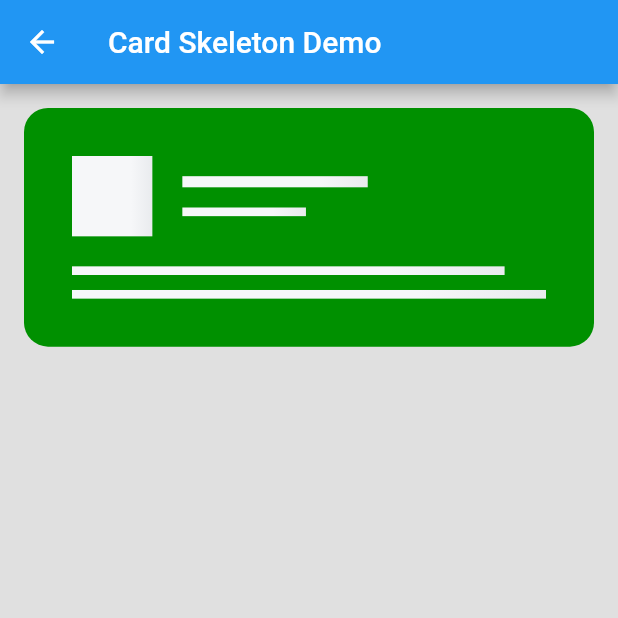
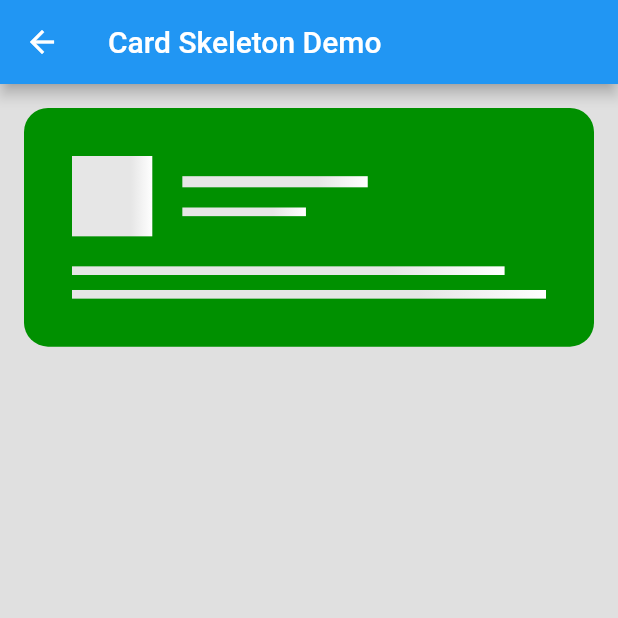
Before and after one commit to dylanwuzh/flutter_skeleton, a Flutter app: the CardSkeletonDemo screen opened directly, on a phone screen of 412 x 824 dp, the top half of it. Run offline on Flutter 3.47's test engine with Material 2 defaults, Android fonts, the phone set to English and light mode, and no system bars.

Commit message:
根据指定的颜色生成渐变色

```diff
--- a/example/lib/card_skeleton_demo.dart
+++ b/example/lib/card_skeleton_demo.dart
@@ -23,6 +23,7 @@ class _CardSkeletonDemoState extends State<CardSkeletonDemo> {
             borderRadius: BorderRadius.all(Radius.circular(16.0)),
             padding: EdgeInsets.all(32.0),
             bottomLinesCount: 2,
+            color: Color(0xffffffff),
             backgroundColor: Color(0xFF009000),
           ),
         ),
--- a/lib/src/skeleton_constant.dart
+++ b/lib/src/skeleton_constant.dart
@@ -1,6 +1,6 @@
 import 'package:flutter/material.dart';
 
-const List<Color> lightColors = [Color(0xfff6f7f9), Color(0xffe9ebee), Color(0xfff6f7f9)];
+const List<Color> lightColors = [Color(0xfff6f7f9), Color(0xffeaebed), Color(0xfff6f7f9)];
 const List<Color> darkColors = [Color(0xff616161), Color(0xff757575), Color(0xff616161)];
 
 const Color lightBackgroundColor = Color(0xffffffff);
--- a/lib/src/widget/list_tile_skeleton.dart
+++ b/lib/src/widget/list_tile_skeleton.dart
@@ -1,4 +1,6 @@
 import 'package:flutter/material.dart';
+
+import 'dart:math';
 
 import '../skeleton_constant.dart';
 import '../skeleton_style.dart';
@@ -82,8 +84,16 @@ class _ListTileSkeletonState extends State<ListTileSkeleton> with SingleTickerPr
   }
 
   _SkeletonDecoration _createSkeletonDecoration(bool isCircle) {
-    var colors = widget.style.theme != SkeletonTheme.Dark ? lightColors : darkColors;
-
+    List<Color> colors = [];
+    if (widget.style.color != null) {
+      HSVColor hsvColor = HSVColor.fromColor(widget.style.color);
+      var value = hsvColor.value * 1.1;
+      value = value > 1.0 ? hsvColor.value * 0.9 : value;
+      var color = hsvColor.withValue(value).toColor();
+      colors = [color, widget.style.color, color];
+    } else {
+      colors = widget.style.theme != SkeletonTheme.Dark ? lightColors : darkColors;
+    }
     return _SkeletonDecoration(
       animation: _skeletonAnimation,
       isCircle: isCircle,
--- a/lib/src/widget/skeleton_decoration.dart
+++ b/lib/src/widget/skeleton_decoration.dart
@@ -8,7 +8,7 @@ class _SkeletonDecoration extends BoxDecoration {
     isCircle: false,
   }) : super(
             shape: isCircle ? BoxShape.circle : BoxShape.rectangle,
-            color: isAnim ? null : colors[0],
+            color: isAnim ? null : colors[1],
             gradient: isAnim
                 ? LinearGradient(
                     begin: Alignment.centerLeft,
```
